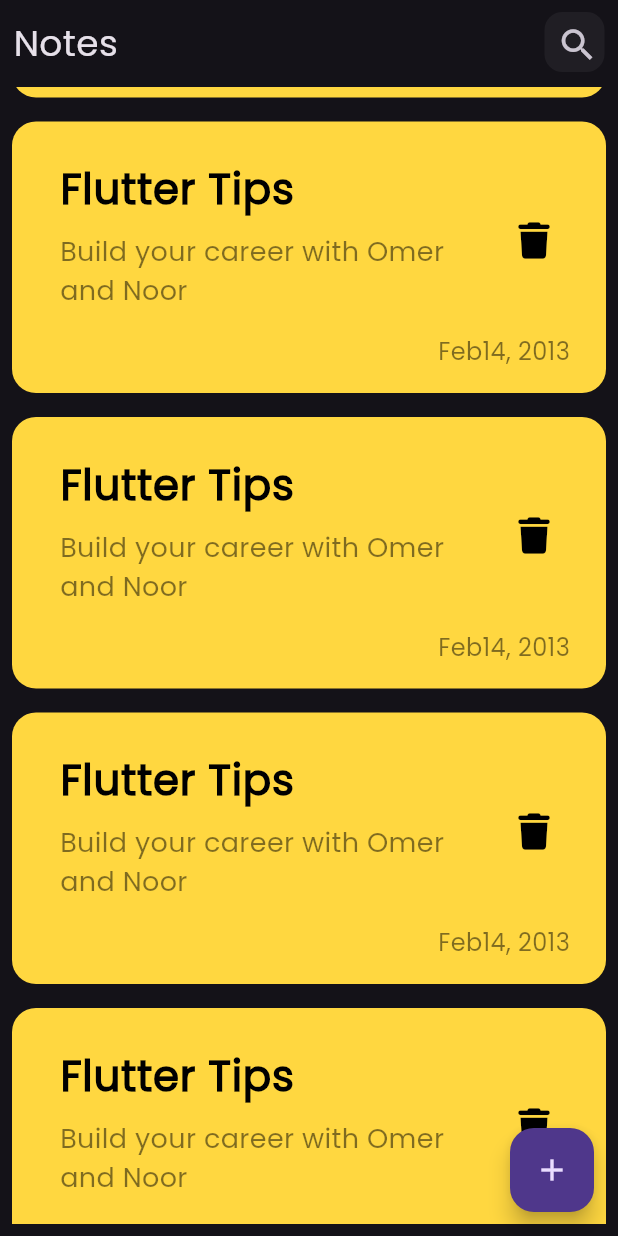
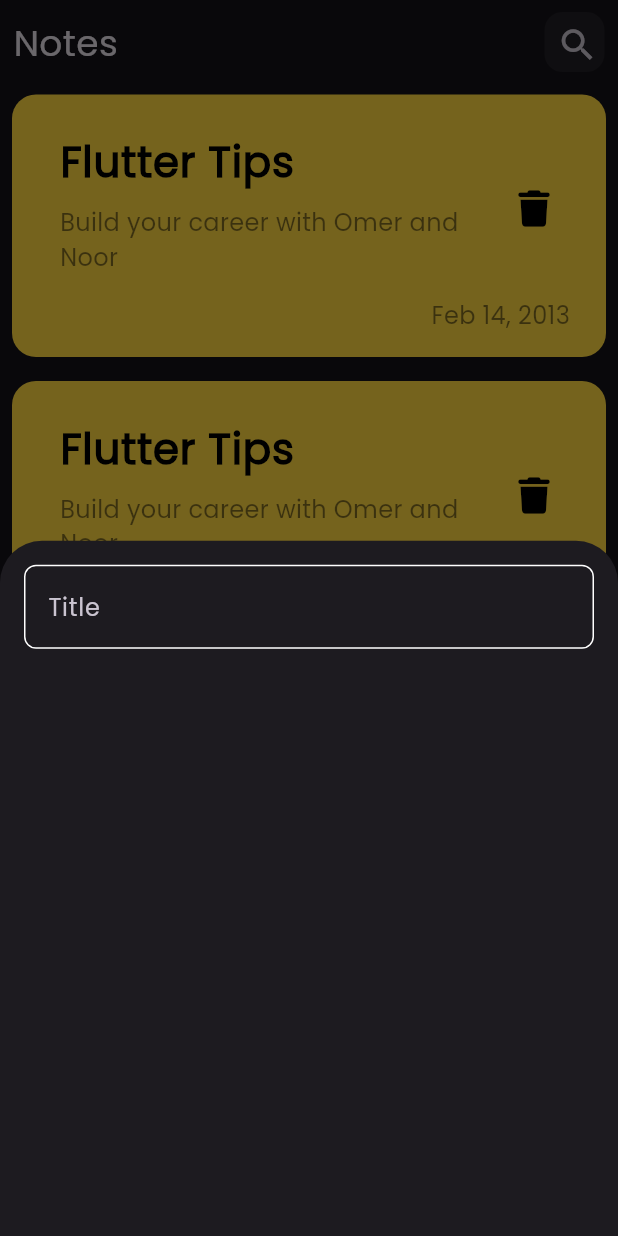
Before and after one commit to MahmoudRoby/note_app, a Flutter app: the screen it shows after launch, scrolled down 576 dp, after a tap on the "add" icon, on a phone screen of 412 x 824 dp. Run offline on Flutter 3.47's test engine with Material 3 defaults, Android fonts, the phone set to English and light mode, and no system bars; our stand-ins replace font_awesome_flutter.

Commit message:
create text field & bottom sheet

```diff
--- /dev/null
+++ b/lib/constants.dart
@@ -0,0 +1,3 @@
+import 'package:flutter/material.dart';
+
+const kPrimaryColor = Color(0xff62FCD7);
--- a/lib/views/notes_view.dart
+++ b/lib/views/notes_view.dart
@@ -1,9 +1,8 @@
 import 'package:flutter/material.dart';
 
+import 'package:note_app/widgets/add_note_bottom_sheet.dart';
+
 import 'package:note_app/widgets/note_view_body.dart';
-
-
-
 
 class NotesView extends StatelessWidget {
   const NotesView({super.key});
@@ -13,7 +12,14 @@ class NotesView extends StatelessWidget {
     return Scaffold(
       body: const NotesViewBody(),
       floatingActionButton: FloatingActionButton(
-        onPressed: () {},
+        onPressed: () {
+          showModalBottomSheet(
+            context: context,
+            builder: (context) {
+              return const AddNoteBottomSheet();
+            },
+          );
+        },
         child: const Icon(Icons.add),
       ),
     );
--- /dev/null
+++ b/lib/widgets/add_note_bottom_sheet.dart
@@ -0,0 +1,22 @@
+
+import 'package:flutter/material.dart';
+import 'package:note_app/widgets/custom_text_field.dart';
+
+class AddNoteBottomSheet extends StatelessWidget {
+  const AddNoteBottomSheet({super.key});
+
+  @override
+  Widget build(BuildContext context) {
+    return const Padding(
+      padding: EdgeInsets.symmetric(horizontal: 16),
+      child: Column(
+        children: [
+          SizedBox(
+            height: 16,
+          ),
+          CustomTextField(hint: 'Title',)
+        ],
+      ),
+    );
+  }
+}
--- /dev/null
+++ b/lib/widgets/custom_text_field.dart
@@ -0,0 +1,24 @@
+import 'package:flutter/material.dart';
+import 'package:note_app/constants.dart';
+
+class CustomTextField extends StatelessWidget {
+  const CustomTextField({super.key, required this.hint});
+  final String hint;
+  @override
+  Widget build(BuildContext context) {
+    return TextField(
+      cursorColor: kPrimaryColor,
+      decoration: InputDecoration(
+        hintText: hint,
+        enabledBorder: buildBorder(),
+        focusedBorder: buildBorder(kPrimaryColor),
+      ),
+    );
+  }
+
+  OutlineInputBorder buildBorder([color]) {
+    return OutlineInputBorder(
+        borderRadius: BorderRadius.circular(8),
+        borderSide: BorderSide(color: color ?? Colors.white));
+  }
+}
--- a/lib/widgets/note_item.dart
+++ b/lib/widgets/note_item.dart
@@ -26,7 +26,7 @@ class NoteItem extends StatelessWidget {
               child: Text(
                 'Build your career with Omer and Noor',
                 style:
-                    TextStyle(color: Colors.black.withOpacity(.5), fontSize: 18),
+                    TextStyle(color: Colors.black.withOpacity(.5), fontSize: 16),
               ),
             ),
             trailing: IconButton(
@@ -40,7 +40,7 @@ class NoteItem extends StatelessWidget {
           Padding(
             padding: const EdgeInsets.only(right: 24),
             child: Text(
-              'Feb14, 2013',
+              'Feb 14, 2013',
               style: TextStyle(color: Colors.black.withOpacity(.5), fontSize: 16),
             ),
           )
```
